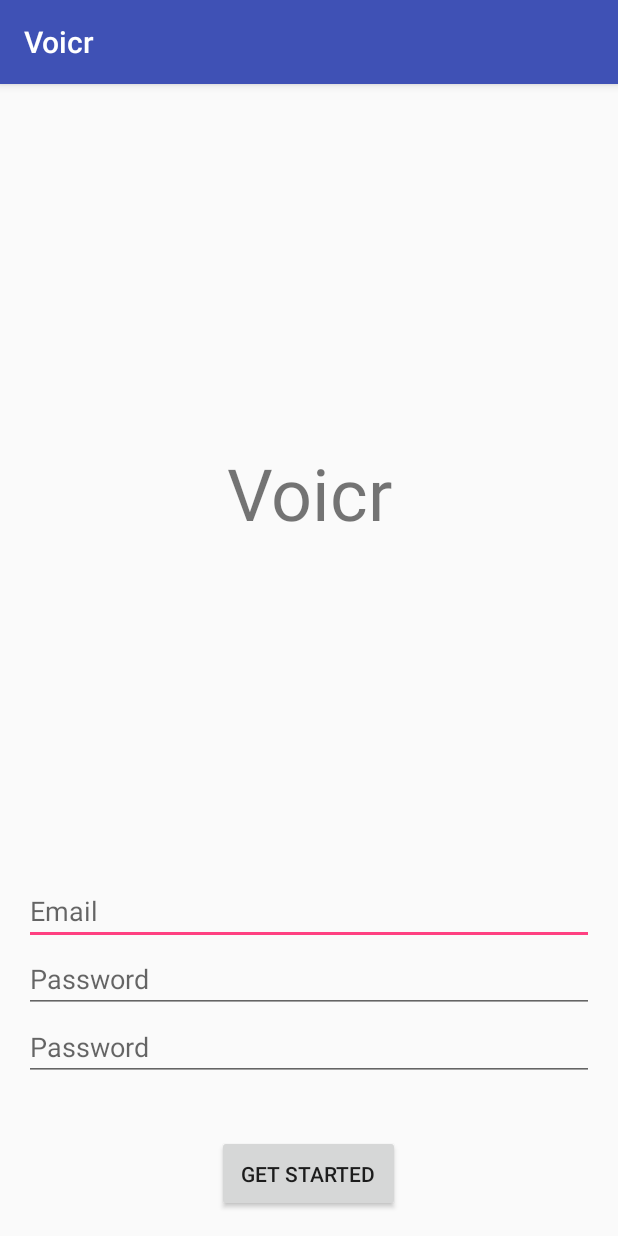
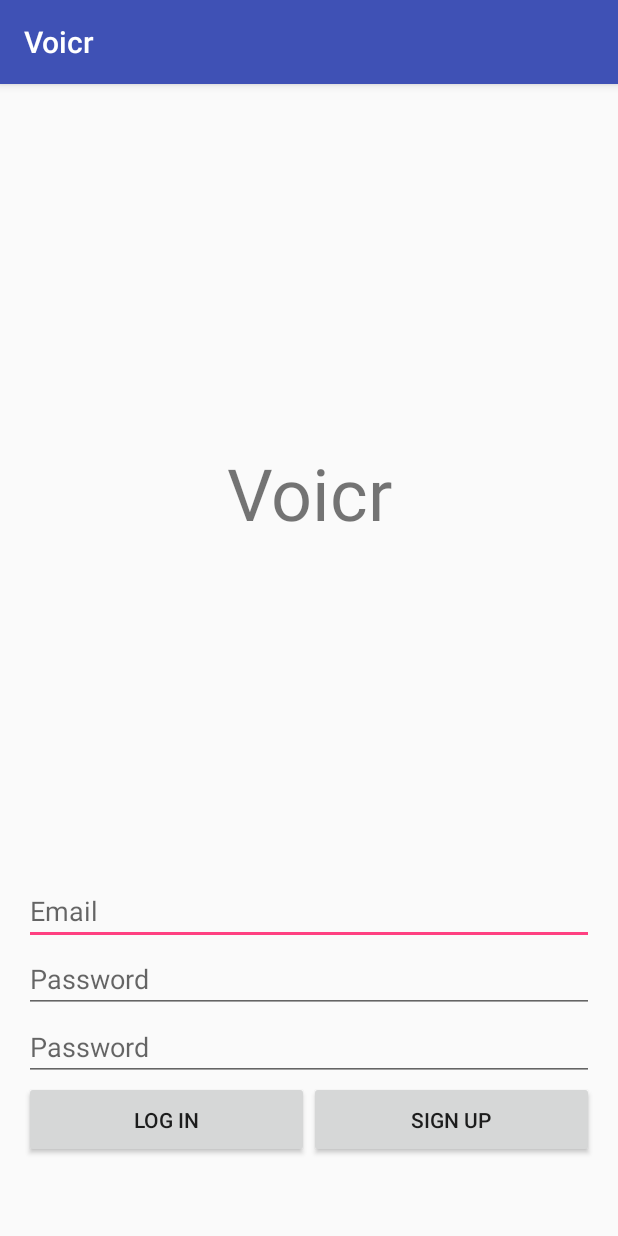
Before and after one commit to juanignaciomolina/voicr, an Android app: the screen it shows after launch (LoginActivity before the commit, AuthActivity after it), on a phone screen of 412 x 824 dp. Run offline under Robolectric (Android 15) with nearby library versions, the phone set to English and light mode, and no system bars; our stand-ins replace Firebase (no records; nobody signed in at launch, a user with empty details on screens opened directly).

Commit message:
Implemented login and signup

```diff
--- a/app/src/main/AndroidManifest.xml
+++ b/app/src/main/AndroidManifest.xml
@@ -9,7 +9,7 @@
         android:supportsRtl="true"
         android:theme="@style/AppTheme">
 
-        <activity android:name=".views.login.LoginActivity"
+        <activity android:name=".views.auth.AuthActivity"
                   android:label="@string/general_app_name">
             <intent-filter>
                 <action android:name="android.intent.action.MAIN"/>
--- a/app/src/main/java/com/droidko/voicr/views/login/LoginActivity.kt
+++ b/app/src/main/java/com/droidko/voicr/views/auth/AuthActivity.kt
@@ -1,12 +1,12 @@
-package com.droidko.voicr.views.login
+package com.droidko.voicr.views.auth
 
 import android.support.v4.app.Fragment
 import com.droidko.voicr.views.BaseActivity
 
-class LoginActivity : BaseActivity() {
+class AuthActivity : BaseActivity() {
 
     override fun onFragmentRequested(): Fragment {
-        return LoginFragment()
+        return AuthFragment()
     }
 
 }
--- a/app/src/main/java/com/droidko/voicr/views/login/LoginFragment.kt
+++ /dev/null
@@ -1,34 +0,0 @@
-package com.droidko.voicr.views.login
-
-import android.view.View
-import com.droidko.voicr.R
-import com.droidko.voicr.presenters.login.LoginPresenter
-import com.droidko.voicr.views.BaseFragment
-import kotlinx.android.synthetic.main.fragment_login.*
-
-class LoginFragment : BaseFragment(), iLoginView {
-
-    val presenter by lazy { LoginPresenter(this) }
-
-    override fun onLayoutRequested(): Int {
-        return R.layout.fragment_login
-    }
-
-    override fun onPopulateUi(rootView: View) {
-        vStartButton.setOnClickListener() {
-            presenter.doLogin(
-                    vEmailEditText.text.toString(),
-                    vPasswordEditText.text.toString(),
-                    vConfirmPasswordEditText.text.toString())
-        }
-    }
-
-    override fun onLoginSuccessful() {
-        toast("Login successful")
-    }
-
-    override fun onLoginFailure() {
-        toast("Login failure")
-    }
-
-}
--- a/app/src/main/java/com/droidko/voicr/views/login/iLoginView.kt
+++ /dev/null
@@ -1,11 +0,0 @@
-package com.droidko.voicr.views.login
-
-import com.droidko.voicr.mvp.iMvpView
-
-interface iLoginView : iMvpView {
-
-    fun onLoginSuccessful()
-
-    fun onLoginFailure()
-
-}
--- a/app/src/main/res/layout/fragment_login.xml
+++ b/app/src/main/res/layout/fragment_login.xml
@@ -18,30 +18,49 @@
         android:id="@+id/vEmailEditText"
         android:layout_width="match_parent"
         android:layout_height="wrap_content"
-        android:hint="@string/login_email_hint"
+        android:hint="@string/auth_email_hint"
         android:inputType="textEmailAddress"/>
 
     <EditText
         android:id="@+id/vPasswordEditText"
         android:layout_width="match_parent"
         android:layout_height="wrap_content"
-        android:hint="@string/login_password_hint"
+        android:hint="@string/auth_password_hint"
         android:inputType="textPassword"/>
 
     <EditText
         android:id="@+id/vConfirmPasswordEditText"
         android:layout_width="match_parent"
         android:layout_height="wrap_content"
-        android:hint="@string/login_password_hint"
+        android:hint="@string/auth_confirm_password_hint"
         android:inputType="textPassword"/>
 
-    <Button
-        android:id="@+id/vStartButton"
-        android:layout_width="wrap_content"
+    <LinearLayout
+        android:layout_width="match_parent"
         android:layout_height="wrap_content"
-        android:layout_gravity="center_horizontal"
-        android:layout_marginTop="@dimen/spacing_big"
-        android:padding="@dimen/spacing_medium_extra"
-        android:text="@string/login_button"/>
+        android:orientation="horizontal"
+        android:gravity="center">
+
+        <Button
+            android:id="@+id/vLoginButton"
+            android:layout_width="0dp"
+            android:layout_height="wrap_content"
+            android:layout_weight="1"
+            android:layout_gravity="center_horizontal"
+            android:layout_marginTop="@dimen/spacing_big"
+            android:padding="@dimen/spacing_medium_extra"
+            android:text="@string/auth_login"/>
+
+        <Button
+            android:id="@+id/vSignUpButton"
+            android:layout_width="0dp"
+            android:layout_height="wrap_content"
+            android:layout_weight="1"
+            android:layout_gravity="center_horizontal"
+            android:layout_marginTop="@dimen/spacing_big"
+            android:padding="@dimen/spacing_medium_extra"
+            android:text="@string/auth_signup"/>
+
+    </LinearLayout>
 
 </LinearLayout>
--- a/app/src/main/res/values/strings.xml
+++ b/app/src/main/res/values/strings.xml
@@ -2,15 +2,22 @@
 
     <!-- General -->
     <string name="general_app_name">Voicr</string>
+    <string name="general_error_unknown">Ups, something went wrong</string>
+    <string name="general_error_network">No internet connection available</string>
 
-    <!-- Login -->
-    <string name="login_button">Get started</string>
-    <string name="login_email_hint">Email</string>
-    <string name="login_password_hint">Password</string>
-    <string name="login_error_invalid_email">Must be a valid email</string>
-    <string name="login_error_invalid_password">Must be at least 8 characters long</string>
-    <string name="login_loading">Loading…</string>
-    <string name="login_message_successful">Ready to start!</string>
-    <string name="login_message_error">Ups, we couldn\'t connect to the servers. \n Try again later</string>
+    <!-- Auth -->
+    <string name="auth_login">Log in</string>
+    <string name="auth_signup">Sign up</string>
+    <string name="auth_email_hint">Email</string>
+    <string name="auth_password_hint">Password</string>
+    <string name="auth_confirm_password_hint">Password</string>
+    <string name="auth_error_invalid_email">Must be a valid email</string>
+    <string name="auth_error_invalid_password">Must be at least 8 characters long</string>
+    <string name="auth_error_passwords_dont_match">Passwords don\'t match</string>
+    <string name="auth_error_invalid_credentials">Wrong username or password</string>
+    <string name="auth_error_email_taken">Email already registered</string>
+    <string name="auth_loading">Loading…</string>
+    <string name="auth_message_successful">Ready to start!</string>
+    <string name="auth_message_error">Ups, we couldn\'t connect to the servers. \n Try again later</string>
 
 </resources>
```
Also changed, not shown: app/src/main/java/com/droidko/voicr/presenters/auth/AuthPresenter.kt (added, +97 -0 lines), app/src/main/java/com/droidko/voicr/presenters/auth/iAuthPresenter.kt (added, +11 -0 lines), app/src/main/java/com/droidko/voicr/presenters/login/LoginPresenter.kt (deleted, +0 -14 lines), app/src/main/java/com/droidko/voicr/presenters/login/iLoginPresenter.kt (deleted, +0 -9 lines), app/src/main/java/com/droidko/voicr/views/auth/AuthFragment.kt (added, +69 -0 lines), app/src/main/java/com/droidko/voicr/views/auth/iAuthView.kt (added, +26 -0 lines).
